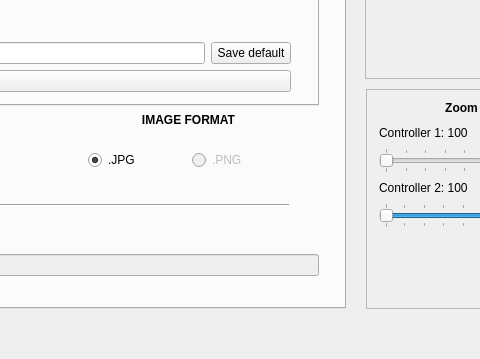
CoCl-Jerry/Flashlapse_Dev, file _ui/FlashLapse_CP.ui: the form before one commit; both pictures show x 494 to 974 and y 331 to 690 of the 1280 by 690 pixel window.
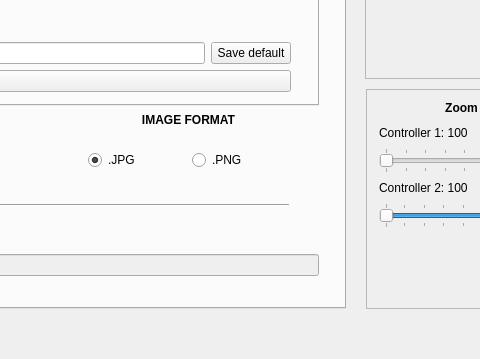
The form after the commit. The open tabs and pages were chosen to show the change. Icons and pictures are not drawn.

The edit to the form file:
```diff
--- a/_ui/FlashLapse_CP.ui
+++ b/_ui/FlashLapse_CP.ui
@@ -1170,7 +1170,7 @@
        <item>
         <widget class="QRadioButton" name="PNG_radioButton">
          <property name="enabled">
-          <bool>false</bool>
+          <bool>true</bool>
          </property>
          <property name="text">
           <string>.PNG</string>
```
Left out of the diff: 2 changed lines with no effect on the pictures.
